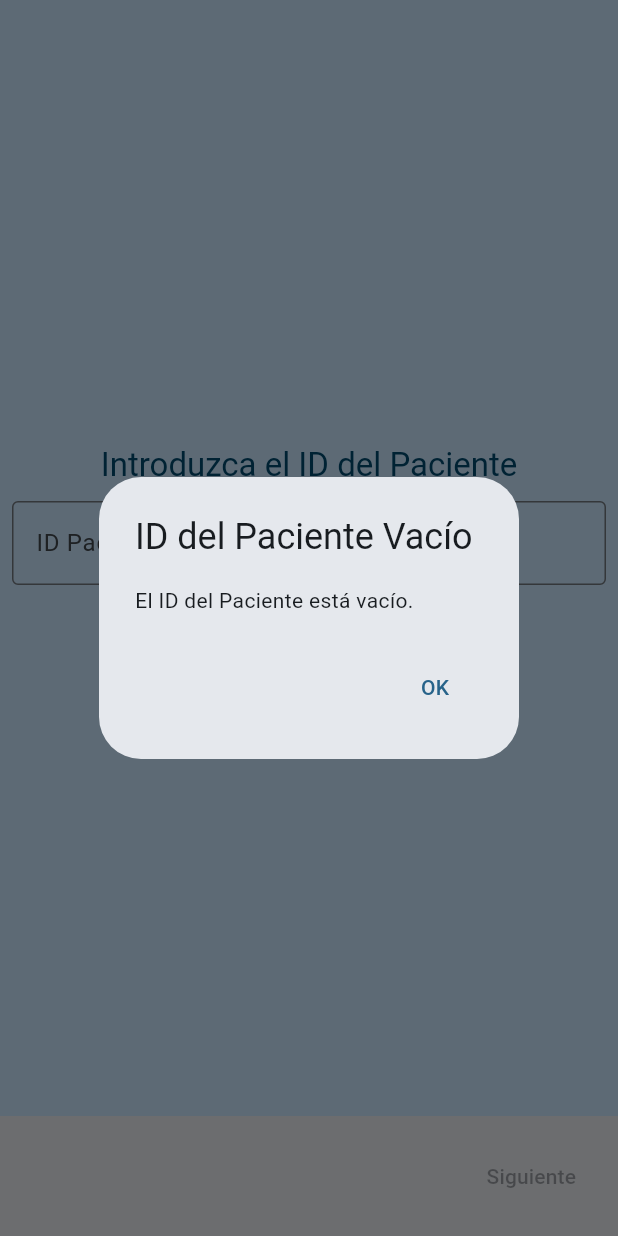
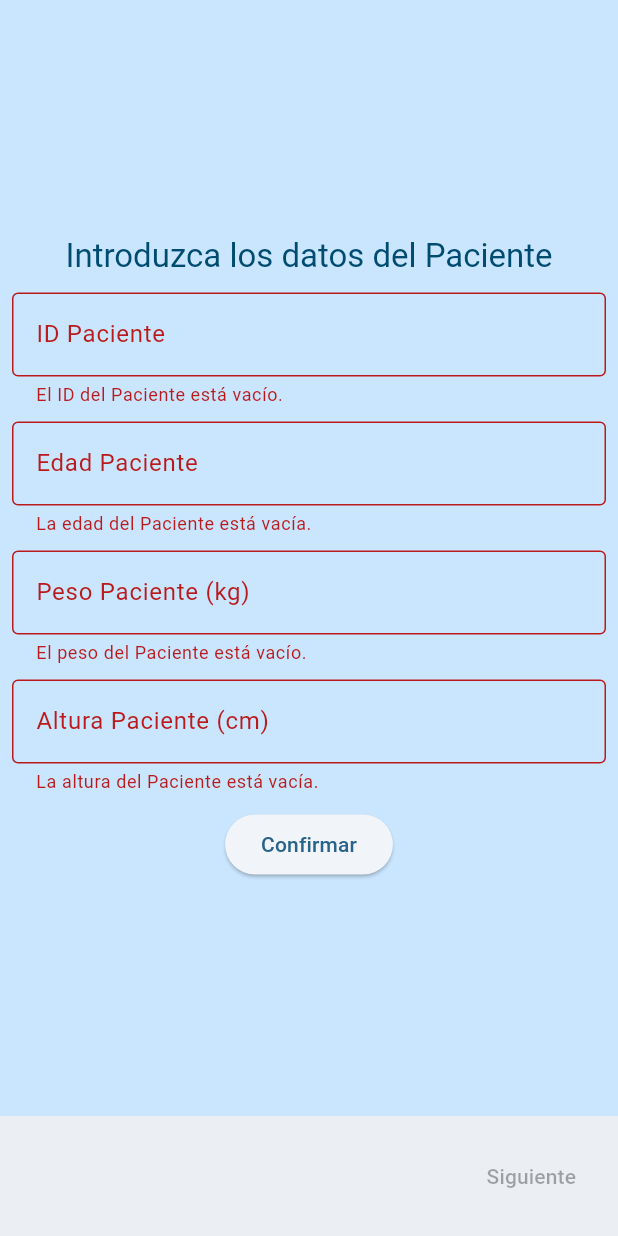
Before and after one commit to ottoknowsnt/apneadiag, a Flutter app: the screen it shows after launch, after a tap on "Siguiente", after a tap on "Confirmar", on a phone screen of 412 x 824 dp. Run offline on Flutter 3.47's test engine with Material 2 defaults, Android fonts, the phone set to English and light mode, and no system bars; our stand-ins replace battery_plus, flutter_local_notifications, permission_handler, shared_preferences, timezone; missing offline and left inert: flutter_sound.

Commit message:
Ask for user's age, weight and height
Closes #14

```diff
--- a/lib/screens/register_page.dart
+++ b/lib/screens/register_page.dart
@@ -1,16 +1,25 @@
 import 'package:flutter/material.dart';
 import 'package:flutter/services.dart';
 import 'package:provider/provider.dart';
-import 'package:apneadiag/widgets/confirm_dialog.dart';
 import 'package:apneadiag/utilities/app_data.dart';
 
-class RegisterPage extends StatelessWidget {
+class RegisterPage extends StatefulWidget {
   const RegisterPage({super.key});
+
+  @override
+  State<RegisterPage> createState() => _RegisterPageState();
+}
+
+class _RegisterPageState extends State<RegisterPage> {
+  final GlobalKey<FormState> _formKey = GlobalKey<FormState>();
 
   @override
   Widget build(BuildContext context) {
     var appData = context.watch<AppData>();
     String id = '';
+    int age = 0;
+    double weight = 0.0;
+    int height = 0;
 
     var theme = Theme.of(context);
     var style = theme.textTheme.titleLarge!.copyWith(
@@ -20,18 +29,90 @@ class RegisterPage extends StatelessWidget {
     return Padding(
       padding: const EdgeInsets.all(8.0),
       child: Center(
+        child: Form(
+          key: _formKey,
           child: Column(
             mainAxisAlignment: MainAxisAlignment.center,
             children: [
-            Text('Introduzca el ID del Paciente', style: style),
+              Text('Introduzca los datos del Paciente', style: style),
               const SizedBox(height: 10),
-            TextField(
+              TextFormField(
                 decoration: const InputDecoration(
                   border: OutlineInputBorder(),
                   labelText: 'ID Paciente',
                 ),
-              onChanged: (value) {
-                id = value;
+                validator: (value) {
+                  if (value == null || value.isEmpty) {
+                    return 'El ID del Paciente está vacío.';
+                  }
+                  return null;
+                },
+                onSaved: (value) {
+                  id = value!;
+                },
+                keyboardType: TextInputType.number,
+                inputFormatters: [FilteringTextInputFormatter.digitsOnly],
+              ),
+              const SizedBox(height: 10),
+              TextFormField(
+                decoration: const InputDecoration(
+                  border: OutlineInputBorder(),
+                  labelText: 'Edad Paciente',
+                ),
+                validator: (value) {
+                  if (value == null || value.isEmpty) {
+                    return 'La edad del Paciente está vacía.';
+                  }
+                  return null;
+                },
+                onSaved: (value) {
+                  age = int.parse(value!);
+                },
+                keyboardType: TextInputType.number,
+                inputFormatters: [FilteringTextInputFormatter.digitsOnly],
+              ),
+              const SizedBox(height: 10),
+              TextFormField(
+                decoration: const InputDecoration(
+                  border: OutlineInputBorder(),
+                  labelText: 'Peso Paciente (kg)',
+                ),
+                validator: (value) {
+                  if (value == null || value.isEmpty) {
+                    return 'El peso del Paciente está vacío.';
+                  }
+                  return null;
+                },
+                onSaved: (value) {
+                  weight = double.parse(value!);
+                },
+                keyboardType:
+                    const TextInputType.numberWithOptions(decimal: true),
+                inputFormatters: [
+                  // Convert comma to dot
+                  TextInputFormatter.withFunction((oldValue, newValue) {
+                    return newValue.copyWith(
+                      text: newValue.text.replaceAll(',', '.'),
+                    );
+                  }),
+                  // Allow Decimal Number With Precision of 2 Only
+                  FilteringTextInputFormatter.allow(RegExp(r'^\d+\.?\d{0,1}')),
+                ],
+              ),
+              const SizedBox(height: 10),
+              TextFormField(
+                decoration: const InputDecoration(
+                  border: OutlineInputBorder(),
+                  labelText: 'Altura Paciente (cm)',
+                ),
+                validator: (value) {
+                  if (value == null || value.isEmpty) {
+                    return 'La altura del Paciente está vacía.';
+                  }
+                  return null;
+                },
+                onSaved: (value) {
+                  height = int.parse(value!);
                 },
                 keyboardType: TextInputType.number,
                 inputFormatters: [FilteringTextInputFormatter.digitsOnly],
@@ -39,38 +120,41 @@ class RegisterPage extends StatelessWidget {
               const SizedBox(height: 10),
               ElevatedButton(
                 onPressed: () => {
-                if (id.isEmpty)
+                  if (_formKey.currentState!.validate())
                     {
                       showDialog(
                         context: context,
-                      builder: (context) => AlertDialog(
-                        title: const Text('ID del Paciente Vacío'),
-                        content: const Text('El ID del Paciente está vacío.'),
+                        builder: (context) {
+                          return AlertDialog(
+                            title: const Text('Confirmación'),
+                            content: const Text('¿Desea confirmar los datos?'),
                             actions: [
                               TextButton(
-                            onPressed: () => Navigator.pop(context),
-                            child: const Text('OK'),
+                                onPressed: () {
+                                  Navigator.pop(context);
+                                },
+                                child: const Text('Cancelar'),
+                              ),
+                              TextButton(
+                                onPressed: () {
+                                  _formKey.currentState!.save();
+                                  appData.login(id, age, weight, height);
+                                  Navigator.pop(context);
+                                },
+                                child: const Text('Confirmar'),
                               ),
                             ],
+                          );
+                        },
                       ),
-                    ),
-                  }
-                else
-                  {
-                    showDialog(
-                      context: context,
-                      builder: (context) => ConfirmDialog(
-                          confirmText:
-                              'Ha introducido el ID de Paciente $id.\n¿Desea continuar?',
-                          confirmAction: () => appData.login(id)),
-                    ),
-                  }
+                    },
                 },
                 child: const Text('Confirmar'),
               ),
             ],
           ),
         ),
+      ),
     );
   }
 }
--- a/lib/utilities/app_data.dart
+++ b/lib/utilities/app_data.dart
@@ -7,6 +7,9 @@ import 'package:apneadiag/utilities/local_notifications.dart';
 
 class AppData extends ChangeNotifier {
   static String _id = '';
+  static int _age = 0;
+  static double _weight = 0.0;
+  static int _height = 0;
   static String _lastRecordingPath = '';
   static bool _autoMode = false;
   static TimeOfDay _startScheduledTime = const TimeOfDay(hour: 23, minute: 45);
@@ -53,10 +56,16 @@ class AppData extends ChangeNotifier {
             minute: _startScheduledTime.minute - 15));
   }
 
-  Future<void> login(String id) async {
+  Future<void> login(String id, int age, double weight, int height) async {
     _id = id;
+    _age = age;
+    _weight = weight;
+    _height = height;
     final prefs = await SharedPreferences.getInstance();
     prefs.setString('id', _id);
+    prefs.setInt('age', _age);
+    prefs.setDouble('weight', _weight);
+    prefs.setInt('height', _height);
     notifyListeners();
   }
 
@@ -116,6 +125,9 @@ class AppData extends ChangeNotifier {
   }
 
   String get id => _id;
+  int get age => _age;
+  double get weight => _weight;
+  int get height => _height;
   bool get isLogged => _id.isNotEmpty;
   String get lastRecordingPath => _lastRecordingPath;
   double get uploadSpeed => _uploadSpeed;
```
Also changed, not shown: lib/screens/settings_page.dart (+11 -3 lines), lib/widgets/confirm_dialog.dart (deleted, +0 -33 lines). Lines whose indentation alone changed are shown as unchanged.
